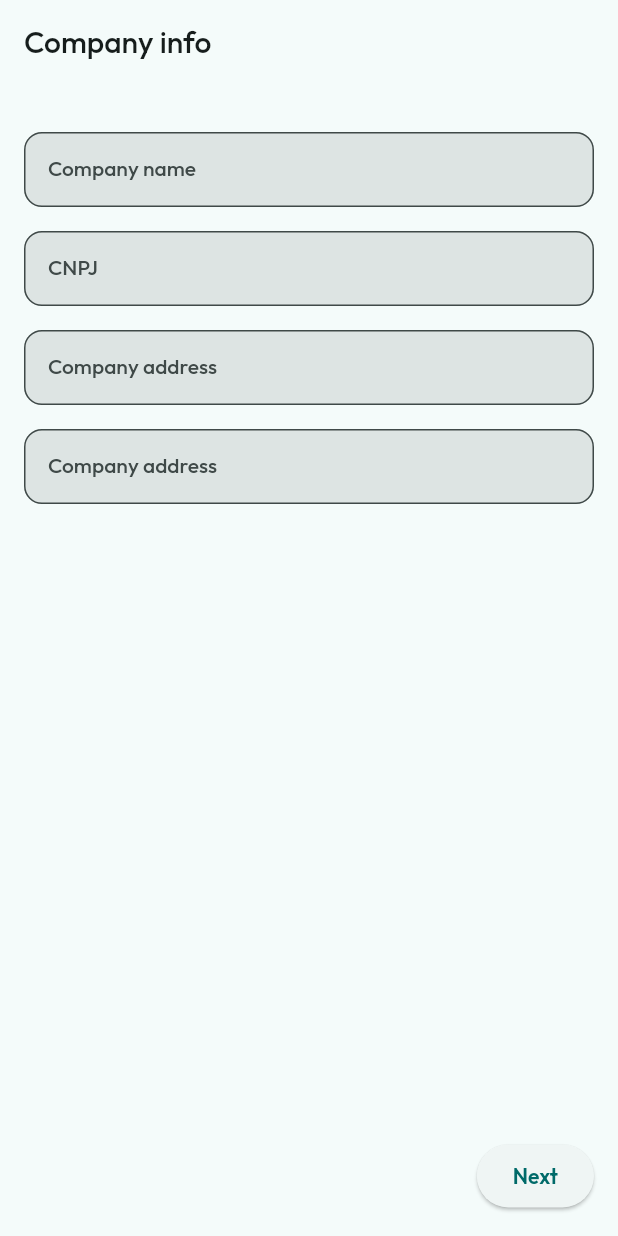
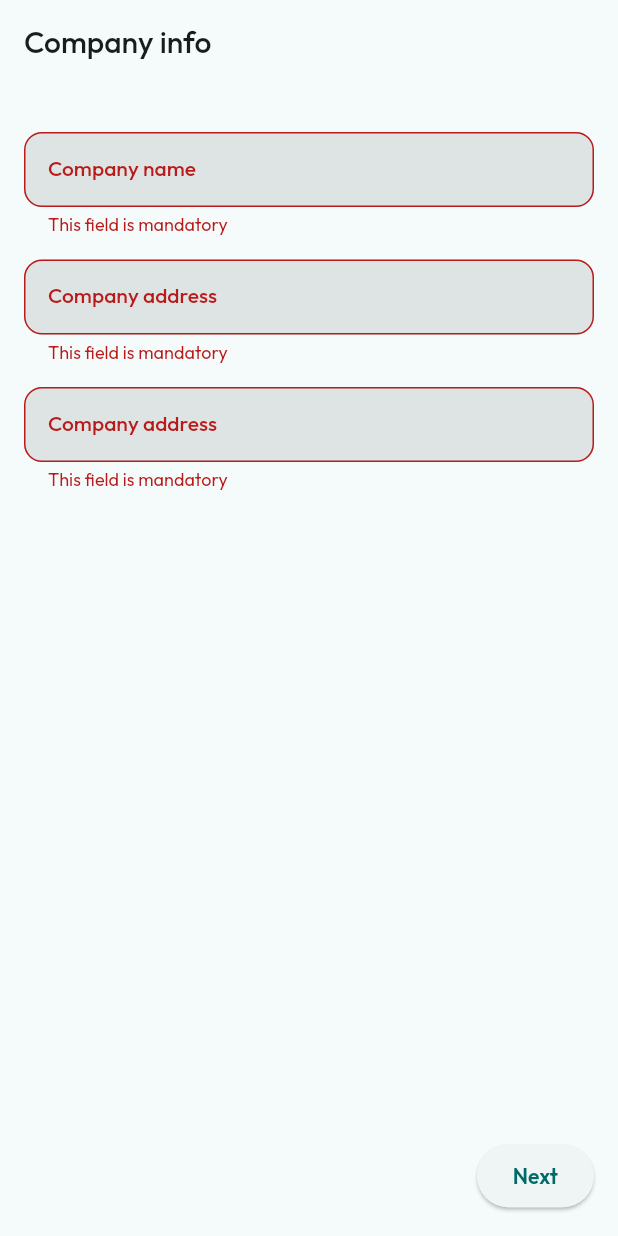
Before and after one commit to theolm/ambush-app, a Flutter app: the screen it shows after launch, after a tap on "Next", on a phone screen of 412 x 824 dp. Run offline on Flutter 3.47's test engine with Material 2 defaults, Android fonts, the phone set to English and light mode, and no system bars; drawn by our look-alikes of dynamic_color; our stand-ins replace auto_route, get_it, google_fonts, injectable, material_color_utilities, pdf.

```diff
--- a/lib/src/features/onboarding/presentation/my_comp/my_company_page.dart
+++ b/lib/src/features/onboarding/presentation/my_comp/my_company_page.dart
@@ -4,39 +4,54 @@ class MyCompanyPage extends StatelessWidget {
   const MyCompanyPage({Key? key}) : super(key: key);
 
   static const double _spaceBetweenFields = 16;
+  static final _formKey = GlobalKey<FormState>();
 
   @override
   Widget build(BuildContext context) {
     return Scaffold(
       appBar: AppBar(title: const Text("Company info")),
       floatingActionButton: ElevatedButton(
-        onPressed: (){},
+        onPressed: () {
+          _formKey.currentState!.validate();
+        },
         child: const Text('Next'),
       ),
-      body: ListView(
+      body: Form(
+        key: _formKey,
+        child: ListView(
           padding: const EdgeInsets.symmetric(horizontal: 16, vertical: 32),
           children: [
             TextFormField(
               decoration: const InputDecoration(labelText: "Company name"),
-          ),
-          Container(height: _spaceBetweenFields),
-          TextFormField(
-            decoration: const InputDecoration(labelText: "CNPJ"),
+              textInputAction: TextInputAction.next,
+              validator: _mandatoryFieldValidator,
             ),
             Container(height: _spaceBetweenFields),
             TextFormField(
               decoration: const InputDecoration(labelText: "Company address"),
               maxLines: 10,
               minLines: 1,
+              textInputAction: TextInputAction.next,
+              validator: _mandatoryFieldValidator,
             ),
             Container(height: _spaceBetweenFields),
             TextFormField(
               decoration: const InputDecoration(labelText: "Company address"),
               maxLines: 10,
               minLines: 1,
+              textInputAction: TextInputAction.done,
+              validator: _mandatoryFieldValidator,
             ),
           ],
         ),
+      ),
     );
   }
+
+  String? _mandatoryFieldValidator(String? value) {
+    if (value == null || value.isEmpty) {
+      return 'This field is mandatory';
     }
+    return null;
+  }
+}
```
Lines whose indentation alone changed are shown as unchanged.
